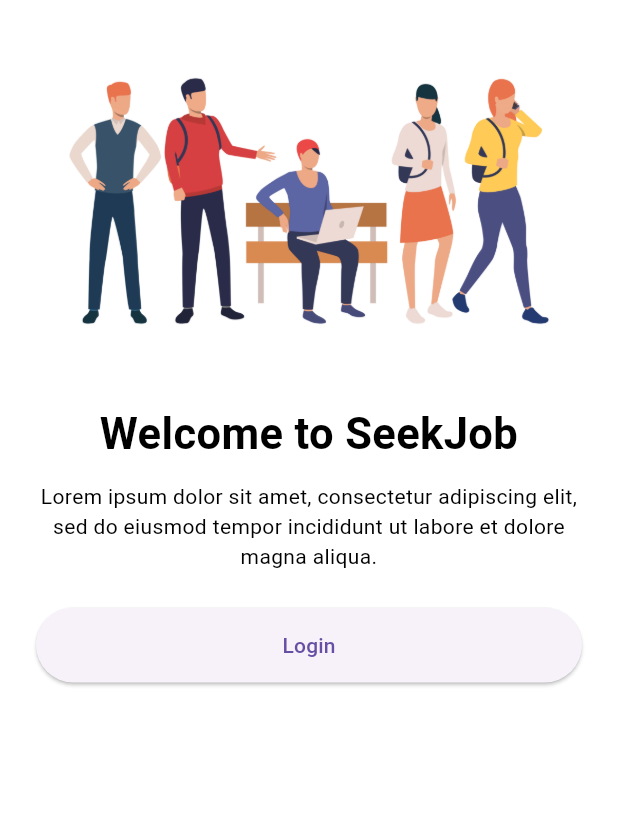
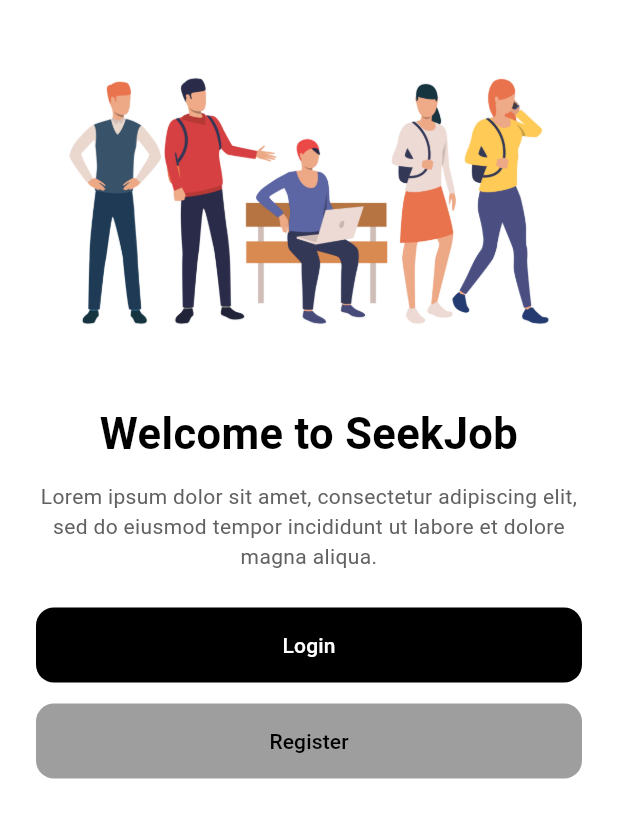
Before and after one commit to Arafal21/moja_apka, a Flutter app: the screen it shows after launch, on a phone screen of 412 x 824 dp. Shown: the top 818 px of the screen. Run offline on Flutter 3.47's test engine with Material 3 defaults, Android fonts, the phone set to English and light mode, and no system bars.

Commit message:
improve styles on landing

```diff
--- a/lib/main.dart
+++ b/lib/main.dart
@@ -49,7 +49,10 @@
               Text(
                 'Lorem ipsum dolor sit amet, consectetur adipiscing elit, sed do eiusmod tempor incididunt ut labore et dolore magna aliqua.',
                 textAlign: TextAlign.center,
-                style: TextStyle(fontSize: 14, color: Colors.black),
+                style: TextStyle(
+                  fontSize: 14,
+                  color: Colors.grey.shade700,
+                ),
               ),
 
               const SizedBox(height: 24),
@@ -58,6 +61,14 @@
                 width: double.infinity,
                 height: 50,
                 child: ElevatedButton(
+                  style: ElevatedButton.styleFrom(
+                    backgroundColor: Colors.black,
+                    foregroundColor: Colors.white,
+                    shape: RoundedRectangleBorder(
+                      borderRadius: BorderRadius.circular(12),
+                    ),
+                    elevation: 0,
+                  ),
                   onPressed: () {
                     Navigator.push(
                       context,
@@ -67,6 +78,25 @@
                     );
                   },
                   child: const Text('Login'),
+                ),
+              ),
+
+              const SizedBox(height: 14),
+
+              SizedBox(
+                width: double.infinity,
+                height: 50,
+                child: ElevatedButton(
+                  style: ElevatedButton.styleFrom(
+                    backgroundColor: Colors.grey,
+                    foregroundColor: Colors.black,
+                    shape: RoundedRectangleBorder(
+                      borderRadius: BorderRadius.circular(12),
+                    ),
+                    elevation: 0,
+                  ),
+                  onPressed: () {},
+                  child: const Text('Register'),
                 ),
               ),
             ],
```
